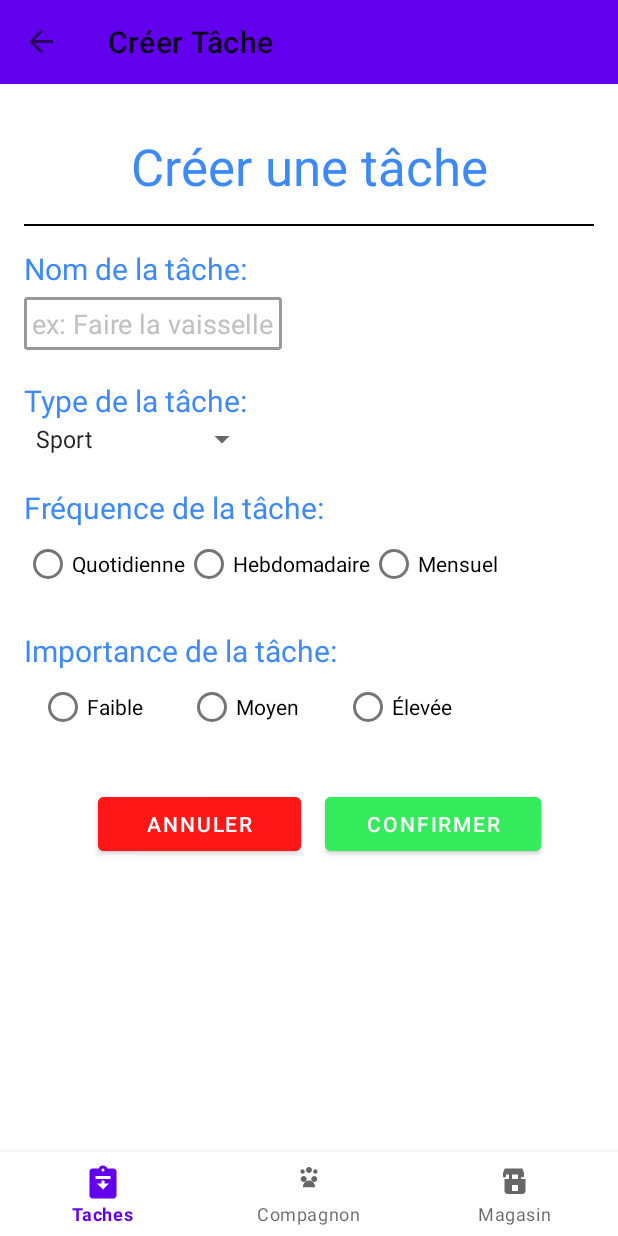
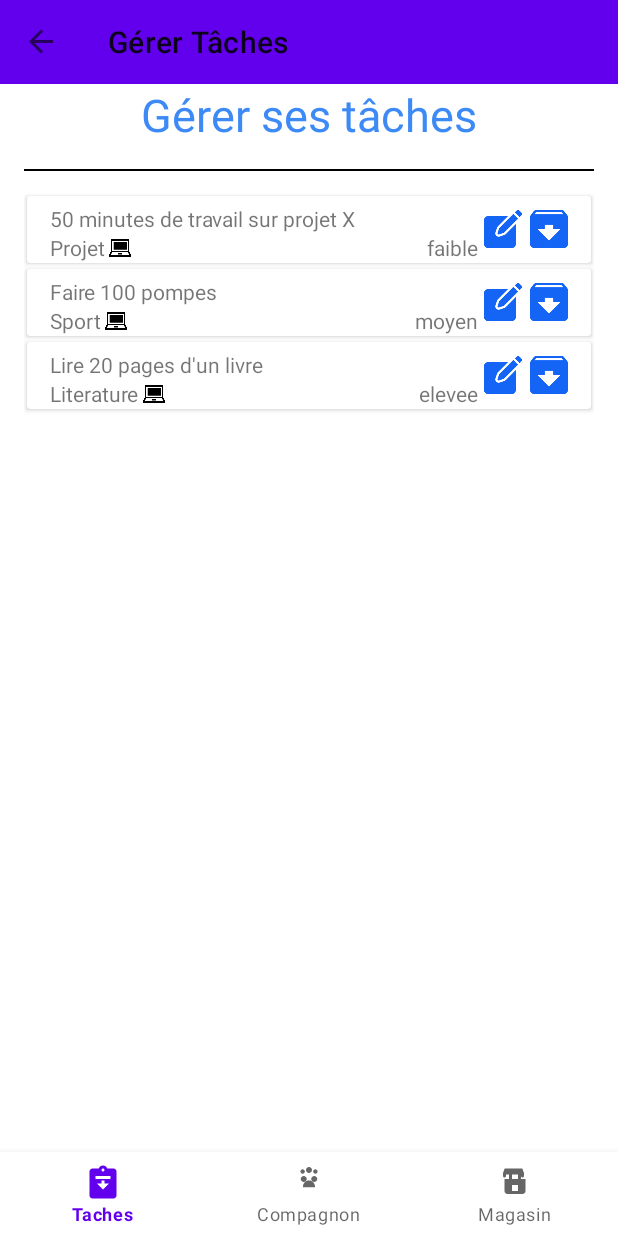
Before and after one commit to sofianghobrini/Vakna, an Android app built with Jetpack Compose: the screen it shows after launch (MainActivity), after a tap on an icon or button, on a phone screen of 412 x 824 dp. Run offline under Robolectric (Android 15) with nearby library versions, the phone set to English and light mode, and no system bars; our stand-ins replace navigation-ui; Roboto replaces fonts that are not available here.

Commit message:
Ajout page Gerer Taches + refactor adaptaters

```diff
--- /dev/null
+++ b/app/src/main/java/com/app/vakna/adapters/ListAdapter.kt
@@ -0,0 +1,40 @@
+package com.app.vakna.adapters
+
+import android.view.LayoutInflater
+import android.view.View
+import android.view.ViewGroup
+import android.widget.ImageView
+import android.widget.TextView
+import androidx.recyclerview.widget.RecyclerView
+import com.app.vakna.R
+import com.google.android.material.switchmaterial.SwitchMaterial
+
+open class ListAdapter(
+    val dataArrayList: ArrayList<ListData>
+) : RecyclerView.Adapter<ListAdapter.TachesViewHolder>() {
+
+    class TachesViewHolder(itemView: View) : RecyclerView.ViewHolder(itemView) {
+        val listTypeIcon: ImageView = itemView.findViewById(R.id.listTypeImage)
+        val listName: TextView = itemView.findViewById(R.id.listName)
+        val listType: TextView = itemView.findViewById(R.id.listType)
+        val listImportance: TextView = itemView.findViewById(R.id.listImportance)
+        val listTermine: SwitchMaterial? = itemView.findViewById(R.id.listSwitchTermine)
+    }
+
+    override fun onCreateViewHolder(parent: ViewGroup, viewType: Int): TachesViewHolder {
+        val view = LayoutInflater.from(parent.context).inflate(R.layout.liste_gerer_taches, parent, false)
+        return TachesViewHolder(view)
+    }
+
+    override fun onBindViewHolder(holder: TachesViewHolder, position: Int) {
+        val listData = dataArrayList[position]
+        holder.listTypeIcon.setImageResource(listData.icon)
+        holder.listName.text = listData.name
+        holder.listType.text = listData.type
+        holder.listImportance.text = listData.importance
+    }
+
+    override fun getItemCount(): Int {
+        return dataArrayList.size
+    }
+}
--- /dev/null
+++ b/app/src/main/java/com/app/vakna/adapters/ListAdapterProgress.kt
@@ -0,0 +1,50 @@
+// ListAdapterWithProgress.kt
+package com.app.vakna.adapters
+
+import android.view.LayoutInflater
+import android.view.ViewGroup
+import android.widget.ProgressBar
+import com.app.vakna.R
+
+class ListAdapterProgress(
+    dataArrayList: ArrayList<ListData>,
+    private val progressBar: ProgressBar? = null
+) : ListAdapter(dataArrayList) {
+
+    private var completedTasks = 0
+
+    override fun onCreateViewHolder(parent: ViewGroup, viewType: Int): TachesViewHolder {
+        val view = LayoutInflater.from(parent.context).inflate(R.layout.liste_termine_taches, parent, false)
+        return TachesViewHolder(view)
+    }
+    override fun onBindViewHolder(holder: TachesViewHolder, position: Int) {
+        val listData = dataArrayList[position]
+        holder.listTypeIcon.setImageResource(listData.icon)
+        holder.listName.text = listData.name
+        holder.listType.text = listData.type
+        holder.listImportance.text = listData.importance
+
+        holder.listTermine?.let { switchTermine ->
+            switchTermine.isChecked = listData.estTermine ?: false
+            if (switchTermine.isChecked) {
+                completedTasks++
+            }
+            switchTermine.setOnCheckedChangeListener { _, isChecked ->
+                listData.estTermine = isChecked
+                if (progressBar != null) {
+                    if (isChecked) {
+                        completedTasks++
+                    } else {
+                        completedTasks--
+                    }
+                    updateProgressBar()
+                }
+            }
+        }
+    }
+
+    private fun updateProgressBar() {
+        val progressPercentage = (completedTasks.toDouble() / itemCount) * 100
+        progressBar?.progress = progressPercentage.toInt()
+    }
+}
--- /dev/null
+++ b/app/src/main/java/com/app/vakna/adapters/ListData.kt
@@ -0,0 +1,8 @@
+package com.app.vakna.adapters
+class ListData(
+    var name: String,
+    var type: String,
+    var importance: String,
+    var icon: Int,
+    var estTermine: Boolean? = null
+)
--- a/app/src/main/java/com/app/vakna/ui/Taches/ListAdapter.kt
+++ /dev/null
@@ -1,74 +0,0 @@
-package com.app.vakna.ui.Taches
-
-import android.view.LayoutInflater
-import android.view.View
-import android.view.ViewGroup
-import android.widget.CheckBox
-import android.widget.ImageView
-import android.widget.ProgressBar
-import android.widget.RadioButton
-import android.widget.TextView
-import android.widget.Toast
-import android.widget.ToggleButton
-import androidx.recyclerview.widget.RecyclerView
-import com.app.vakna.R
-import com.google.android.material.switchmaterial.SwitchMaterial
-
-// Define your adapter class that extends RecyclerView.Adapter
-class ListAdapter(
-    private val dataArrayList: ArrayList<ListData>,
-    private val progressBar: ProgressBar
-) : RecyclerView.Adapter<ListAdapter.TachesViewHolder>() {
-
-    private var completedTasks = 0
-    // Define the ViewHolder class that holds the views for each item
-    class TachesViewHolder(itemView: View) : RecyclerView.ViewHolder(itemView) {
-        val listTypeIcon: ImageView = itemView.findViewById(R.id.listTypeImage)
-        val listName: TextView = itemView.findViewById(R.id.listName)
-        val listType: TextView = itemView.findViewById(R.id.listType)
-        val listImportance: TextView = itemView.findViewById(R.id.listImportance)
-        val listTermine: SwitchMaterial = itemView.findViewById(R.id.listSwitchTermine)
-    }
-
-    // This method inflates the layout for each item in the RecyclerView
-    override fun onCreateViewHolder(parent: ViewGroup, viewType: Int): TachesViewHolder {
-        val view = LayoutInflater.from(parent.context).inflate(R.layout.liste_taches, parent, false)
-        return TachesViewHolder(view)
-    }
-
-    // This method binds the data to each view in the ViewHolder
-    override fun onBindViewHolder(holder: TachesViewHolder, position: Int) {
-        val listData = dataArrayList[position]
-
-        // Set the views based on the data
-        holder.listTypeIcon.setImageResource(listData.icon)
-        holder.listName.text = listData.name
-        holder.listType.text = listData.type
-        holder.listImportance.text = if (listData.importance) "Importante" else "Facultative"
-        holder.listTermine.isChecked = listData.estTermine
-
-        if (listData.estTermine) {
-            completedTasks++
-        }
-
-        holder.listTermine.setOnCheckedChangeListener { _, isChecked ->
-            listData.estTermine = isChecked
-            if (isChecked) {
-                completedTasks++
-            } else {
-                completedTasks--
-            }
-            updateProgressBar()
-        }
-    }
-
-    fun updateProgressBar() {
-        val progressPercentage = (completedTasks.toDouble() / dataArrayList.size) * 100
-        progressBar.progress = progressPercentage.toInt()
-    }
-
-    // This method returns the total number of items in the data set
-    override fun getItemCount(): Int {
-        return dataArrayList.size
-    }
-}
--- a/app/src/main/java/com/app/vakna/ui/Taches/ListData.kt
+++ /dev/null
@@ -1,8 +0,0 @@
-package com.app.vakna.ui.Taches
-class ListData(
-    var name: String,
-    var type: String,
-    var importance: Boolean,
-    var icon: Int,
-    var estTermine: Boolean
-)
--- a/app/src/main/java/com/app/vakna/ui/Taches/TachesFragment.kt
+++ b/app/src/main/java/com/app/vakna/ui/Taches/TachesFragment.kt
@@ -5,15 +5,15 @@ import android.view.LayoutInflater
 import android.view.View
 import android.view.ViewGroup
 import android.widget.ImageButton
-import android.widget.Toast
-import androidx.core.view.size
 import androidx.fragment.app.Fragment
-import androidx.lifecycle.ViewModelProvider
 import androidx.navigation.fragment.findNavController
 import androidx.recyclerview.widget.DividerItemDecoration
 import androidx.recyclerview.widget.LinearLayoutManager
 import androidx.recyclerview.widget.RecyclerView
 import com.app.vakna.R
+import com.app.vakna.adapters.ListAdapter
+import com.app.vakna.adapters.ListAdapterProgress
+import com.app.vakna.adapters.ListData
 import com.app.vakna.databinding.FragmentTachesBinding
 
 
@@ -41,7 +41,7 @@ class TachesFragment : Fragment() {
         val imageButton: ImageButton = root.findViewById(R.id.boutonAjouterTache)
         imageButton.setOnClickListener {
             val navController = findNavController()
-            navController.navigate(R.id.navigation_ajouter)
+            navController.navigate(R.id.navigation_gerer)
         }
 
         return root
@@ -50,7 +50,7 @@ class TachesFragment : Fragment() {
     private fun SetUpRecyclerView() {
 
         val dataJournalier = AjoutData()
-        listAdapterJ = ListAdapter(dataJournalier, binding.progressTachesJournalier)
+        listAdapterJ = ListAdapterProgress(dataJournalier, binding.progressTachesJournalier)
 
         AjoutDividers(binding.listeTachesJournalier)
 
@@ -59,7 +59,7 @@ class TachesFragment : Fragment() {
         // Separation diff Frequences
 
         val dataHebdo = AjoutData()
-        listAdapterH = ListAdapter(dataHebdo, binding.progressTachesHebdomadaire)
+        listAdapterH = ListAdapterProgress(dataHebdo, binding.progressTachesHebdomadaire)
 
         AjoutDividers(binding.listeTachesHebdomadaire)
 
@@ -68,17 +68,17 @@ class TachesFragment : Fragment() {
         // Separation diff Frequences
 
         val dataMensuel = AjoutData()
-        listAdapterM = ListAdapter(dataMensuel, binding.progressTachesMensuel)
+        listAdapterM = ListAdapterProgress(dataMensuel, binding.progressTachesMensuel)
 
         AjoutDividers(binding.listeTachesMensuel)
 
         binding.listeTachesMensuel.adapter = listAdapterM
 
-        completedJournalier = dataJournalier.count { it.estTermine }
+        completedJournalier = dataJournalier.count { it.estTermine ?: false }
         binding.progressTachesJournalier.progress = ((completedJournalier.toDouble() / dataJournalier.count()) * 100).toInt()
-        completedHebdomadaire = dataHebdo.count { it.estTermine }
+        completedHebdomadaire = dataHebdo.count { it.estTermine ?: false }
         binding.progressTachesHebdomadaire.progress = ((completedHebdomadaire.toDouble() / dataHebdo.count()) * 100).toInt()
-        completedMensuel = dataMensuel.count { it.estTermine }
+        completedMensuel = dataMensuel.count { it.estTermine ?: false }
         binding.progressTachesMensuel.progress = ((completedMensuel.toDouble() / dataMensuel.count()) * 100).toInt()
     }
 
@@ -95,7 +95,7 @@ class TachesFragment : Fragment() {
             "Lire 20 pages d'un livre"
         )
         val typeList = arrayOf("Projet", "Sport", "Literature")
-        val importanceList = arrayOf(true, false, false)
+        val importanceList = arrayOf("faible", "moyen", "elevee")
         val terminer = arrayOf(false, true, false)
         for (i in iconList.indices) {
             val listData = ListData(
--- /dev/null
+++ b/app/src/main/java/com/app/vakna/ui/gerer/GererFragment.kt
@@ -0,0 +1,87 @@
+package com.app.vakna.ui.gerer
+
+import android.os.Bundle
+import android.view.LayoutInflater
+import android.view.View
+import android.view.ViewGroup
+import androidx.fragment.app.Fragment
+import androidx.recyclerview.widget.DividerItemDecoration
+import androidx.recyclerview.widget.LinearLayoutManager
+import androidx.recyclerview.widget.RecyclerView
+import com.app.vakna.R
+import com.app.vakna.databinding.FragmentGererBinding
+import com.app.vakna.adapters.ListAdapter
+import com.app.vakna.adapters.ListData
+
+
+class GererFragment : Fragment() {
+
+    private var _binding: FragmentGererBinding? = null
+    private val binding get() = _binding!!
+    private lateinit var listAdapter: ListAdapter
+
+    override fun onCreateView(
+        inflater: LayoutInflater,
+        container: ViewGroup?,
+        savedInstanceState: Bundle?
+    ): View {
+        _binding = FragmentGererBinding.inflate(inflater, container, false)
+        val root: View = binding.root
+
+        SetUpRecyclerView()
+
+        return root
+    }
+
+    private fun SetUpRecyclerView() {
+
+        listAdapter = ListAdapter(AjoutData())
+
+        AjoutDividers(binding.listeTaches)
+
+        binding.listeTaches.adapter = listAdapter
+
+    }
+
+    private fun AjoutData(): ArrayList<ListData> {
+        val dataArrayList = ArrayList<ListData>()
+        val iconList = intArrayOf(
+            R.drawable.type_icon_exemple,
+            R.drawable.type_icon_exemple,
+            R.drawable.type_icon_exemple
+        )
+        val nameList = arrayOf(
+            "50 minutes de travail sur projet X",
+            "Faire 100 pompes",
+            "Lire 20 pages d'un livre"
+        )
+        val typeList = arrayOf("Projet", "Sport", "Literature")
+        val importanceList = arrayOf("faible", "moyen", "elevee")
+        val terminer = arrayOf(false, true, false)
+        for (i in iconList.indices) {
+            val listData = ListData(
+                nameList[i],
+                typeList[i], importanceList[i], iconList[i], terminer[i]
+            )
+            dataArrayList.add(listData)
+        }
+        return dataArrayList
+    }
+
+    private fun AjoutDividers(listeBinding: RecyclerView) {
+        val layoutManager = LinearLayoutManager(context, LinearLayoutManager.VERTICAL, false)
+        // Mise en place d'un divider pour les items de la liste
+        listeBinding.layoutManager = layoutManager
+
+        listeBinding.addItemDecoration(
+            DividerItemDecoration(requireContext(), layoutManager.orientation).apply {
+                setDrawable(requireContext().getDrawable(R.drawable.divider_item)!!) // Set your custom divider
+            }
+        )
+    }
+
+    override fun onDestroyView() {
+        super.onDestroyView()
+        _binding = null
+    }
+}
--- a/app/src/main/res/drawable/divider_item.xml
+++ b/app/src/main/res/drawable/divider_item.xml
@@ -1,6 +1,6 @@
 <?xml version="1.0" encoding="utf-8"?>
 <shape xmlns:android="http://schemas.android.com/apk/res/android">
     <size
-        android:height="2dp" /> <!-- Adjust the height as needed -->
-    <solid android:color="@android:color/transparent" /> <!-- Make it transparent -->
+        android:height="4dp" />
+    <solid android:color="@android:color/transparent" />
 </shape>
--- /dev/null
+++ b/app/src/main/res/layout/fragment_gerer.xml
@@ -0,0 +1,44 @@
+<?xml version="1.0" encoding="utf-8"?>
+<androidx.constraintlayout.widget.ConstraintLayout
+    xmlns:android="http://schemas.android.com/apk/res/android"
+    xmlns:app="http://schemas.android.com/apk/res-auto"
+    xmlns:tools="http://schemas.android.com/tools"
+    android:layout_width="match_parent"
+    android:layout_height="match_parent"
+    android:paddingStart="16dp"
+    android:paddingEnd="16dp"
+    tools:context=".ui.gerer.GererFragment" >
+
+    <TextView
+        android:id="@+id/texteTitreGerer"
+        android:layout_width="wrap_content"
+        android:layout_height="wrap_content"
+        android:text="Gérer ses tâches"
+        android:textColor="@color/texteCouleurPrincipale"
+        android:textSize="30sp"
+        app:layout_constraintEnd_toEndOf="parent"
+        app:layout_constraintStart_toStartOf="parent"
+        app:layout_constraintTop_toTopOf="parent" />
+
+    <View
+        android:layout_width="match_parent"
+        android:layout_height="1dp"
+        android:layout_marginTop="16dp"
+        android:background="@color/black"
+        app:layout_constraintEnd_toEndOf="parent"
+        app:layout_constraintStart_toStartOf="parent"
+        app:layout_constraintTop_toBottomOf="@id/texteTitreGerer" />
+
+    <androidx.recyclerview.widget.RecyclerView
+        android:id="@+id/listeTaches"
+        android:layout_width="match_parent"
+        android:layout_height="600dp"
+        android:layout_marginTop="32dp"
+        android:padding="2dp"
+        android:clipToPadding="false"
+        app:layout_constraintTop_toBottomOf="@id/texteTitreGerer"
+        app:layout_constraintStart_toStartOf="parent"
+        app:layout_constraintEnd_toEndOf="parent"
+        tools:listitem="@layout/liste_gerer_taches" />
+
+</androidx.constraintlayout.widget.ConstraintLayout>
--- /dev/null
+++ b/app/src/main/res/layout/item_info.xml
@@ -0,0 +1,39 @@
+<RelativeLayout
+    xmlns:android="http://schemas.android.com/apk/res/android"
+    android:layout_width="match_parent"
+    android:layout_height="wrap_content">
+
+    <TextView
+        android:id="@+id/listName"
+        android:layout_width="wrap_content"
+        android:layout_height="wrap_content"
+        android:layout_marginStart="15dp"
+        android:layout_marginTop="5dp"
+        android:text="Name" />
+
+    <TextView
+        android:id="@+id/listType"
+        android:layout_width="wrap_content"
+        android:layout_height="wrap_content"
+        android:layout_below="@id/listName"
+        android:layout_marginStart="15dp"
+        android:text="type" />
+
+    <ImageView
+        android:id="@+id/listTypeImage"
+        android:layout_width="20dp"
+        android:layout_height="20dp"
+        android:src="@drawable/type_icon_exemple"
+        android:contentDescription="typeImageDesc"
+        android:layout_toEndOf="@id/listType"
+        android:layout_below="@id/listName"/>
+
+    <TextView
+        android:id="@+id/listImportance"
+        android:layout_width="wrap_content"
+        android:layout_height="wrap_content"
+        android:text="importance"
+        android:layout_below="@id/listName"
+        android:layout_alignParentEnd="true"
+        android:layout_marginEnd="75dp"/>
+</RelativeLayout>
--- /dev/null
+++ b/app/src/main/res/layout/liste_gerer_taches.xml
@@ -0,0 +1,40 @@
+<?xml version="1.0" encoding="utf-8"?>
+<androidx.cardview.widget.CardView
+    xmlns:android="http://schemas.android.com/apk/res/android"
+    xmlns:app="http://schemas.android.com/apk/res-auto"
+    android:layout_width="match_parent"
+    android:layout_height="wrap_content">
+    <RelativeLayout
+        android:layout_width="match_parent"
+        android:layout_height="wrap_content">
+
+        <include
+            layout="@layout/item_info"
+            android:layout_width="wrap_content"
+            android:layout_height="wrap_content"/>
+
+        <ImageButton
+            android:id="@+id/boutonModifierTache"
+            android:layout_width="25dp"
+            android:layout_height="25dp"
+            android:scaleType="fitCenter"
+            android:src="@drawable/modifier_icon"
+            android:background="@android:color/transparent"
+            android:textColor="@color/white"
+            android:layout_marginEnd="5dp"
+            android:layout_centerVertical="true"
+            android:layout_toStartOf="@id/boutonArchiverTache"/>
+
+        <ImageButton
+            android:id="@+id/boutonArchiverTache"
+            android:layout_width="25dp"
+            android:layout_height="25dp"
+            android:scaleType="fitCenter"
+            android:src="@drawable/archive_icon"
+            android:background="@android:color/transparent"
+            android:textColor="@color/white"
+            android:layout_marginEnd="15dp"
+            android:layout_centerVertical="true"
+            android:layout_alignParentEnd="true"/>
+    </RelativeLayout>
+</androidx.cardview.widget.CardView>
--- a/app/src/main/res/navigation/mobile_navigation.xml
+++ b/app/src/main/res/navigation/mobile_navigation.xml
@@ -28,4 +28,10 @@
         android:name="com.app.vakna.ui.ajouter.AjouterFragment"
         android:label="Créer Tâche"
         tools:layout="@layout/fragment_ajouter" />
+
+    <fragment
+        android:id="@+id/navigation_gerer"
+        android:name="com.app.vakna.ui.gerer.GererFragment"
+        android:label="Gérer Tâches"
+        tools:layout="@layout/fragment_gerer" />
 </navigation>
```
Also changed, not shown: app/src/main/res/layout/fragment_taches.xml (+7 -40 lines), app/src/main/res/layout/liste_taches.xml (deleted, +0 -60 lines), app/src/main/res/layout/liste_termine_taches.xml (added, +25 -0 lines), app/src/main/res/drawable/archive_icon.png (added), app/src/main/res/drawable/modifier_icon.png (added).
